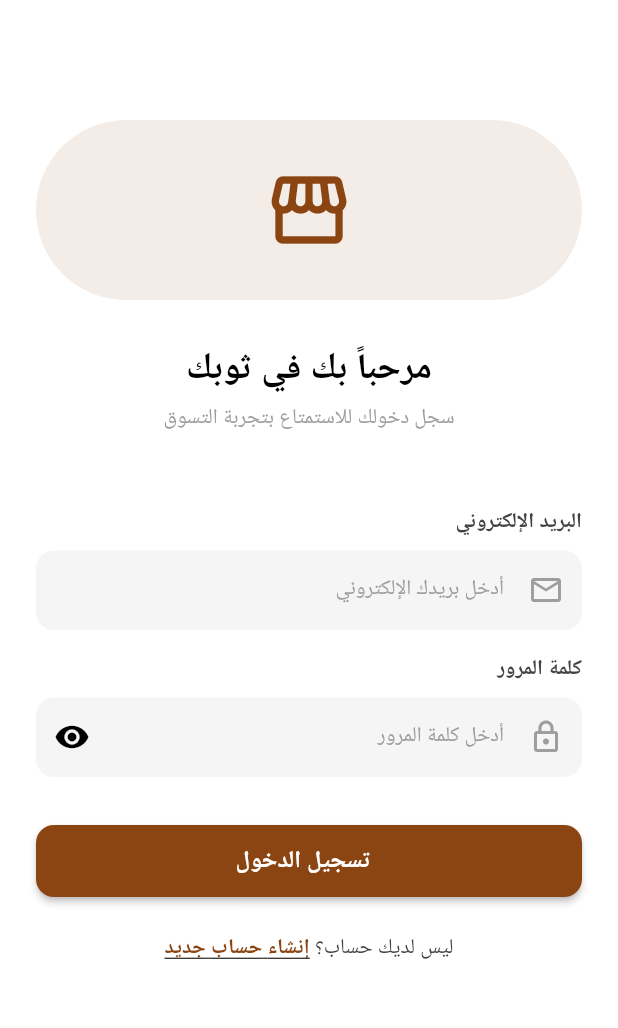
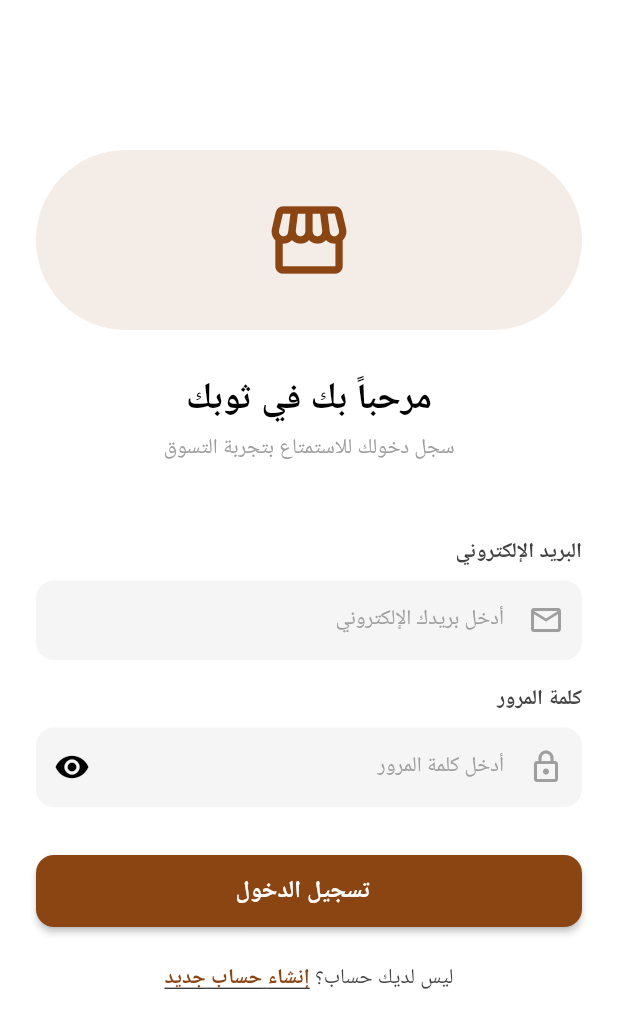
Before and after one commit to laith-alskaf/Thawbuk-store, a Flutter app: the screen it shows after launch, on a phone screen of 412 x 824 dp. Shown: the top 1028 px of the screen. Run offline on Flutter 3.47's test engine with Material 3 defaults, Android fonts, the phone set to English and light mode, and no system bars; our stand-ins replace cached_network_image, dartz, dio, equatable, flutter_bloc, get_it and 6 more; accounts and stored records are empty; generated files the repository leaves out were written again; Roboto replaces fonts that are missing (Cairo).

Commit message:
auto-commit for fc2154bb-d05b-4e49-be23-c11e0a0bf117

```diff
--- a/Thawbuk-store/lib/presentation/pages/auth/login_page.dart
+++ b/Thawbuk-store/lib/presentation/pages/auth/login_page.dart
@@ -59,6 +59,7 @@
               child: Column(
                 crossAxisAlignment: CrossAxisAlignment.stretch,
                 children: [
+                  const SizedBox(height: 20), // مسافة في البداية
                   // Logo
                   Container(
                     height: 120,
```
